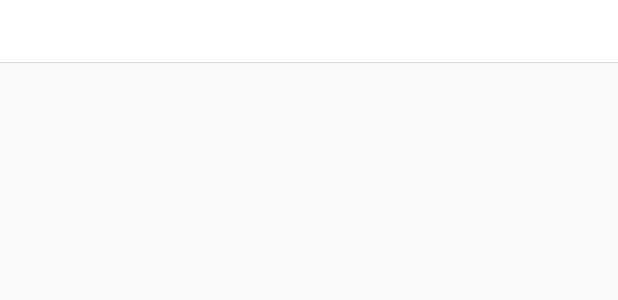
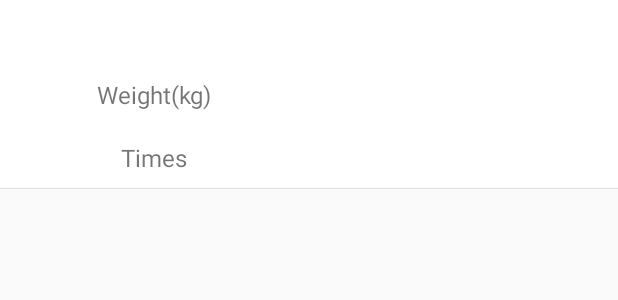
Before and after one commit to xiaotong1996/Musc, an Android app: the layout record_item.xml on its own in the app's theme, with its tools: preview values and no code run, on a phone screen of 412 x 824 dp. Shown: the top 300 px of the screen. Run offline under Robolectric (Android 15) with nearby library versions, the phone set to English and light mode, and no system bars.

```diff
--- a/app/src/main/assets/litepal.xml
+++ b/app/src/main/assets/litepal.xml
@@ -19,7 +19,7 @@
 			For example:
     	<version value="1" />
     -->
-    <version value="2" />
+    <version value="4" />
 
     <!--
     	Define your models in the list with mapping tag, LitePal will
--- a/app/src/main/res/layout/record_item.xml
+++ b/app/src/main/res/layout/record_item.xml
@@ -2,30 +2,89 @@
 <LinearLayout xmlns:android="http://schemas.android.com/apk/res/android"
     android:layout_width="match_parent"
     android:layout_height="wrap_content"
-    android:background="@drawable/underline">
+    android:background="@drawable/underline"
+    android:orientation="vertical">
+
+    <LinearLayout
+        android:id="@+id/record_line0"
+        android:layout_width="match_parent"
+        android:layout_height="match_parent">
 
         <TextView
             android:id="@+id/record_date"
             android:layout_width="0dp"
+            android:layout_height="wrap_content"
+            android:layout_margin="10dp"
             android:layout_weight="3"
-        android:layout_height="wrap_content"
-        android:textSize="16sp"
-        android:layout_margin="10dp"/>
+            android:textSize="16sp" />
 
         <TextView
             android:id="@+id/record_group"
             android:layout_width="0dp"
+            android:layout_height="wrap_content"
+            android:layout_margin="10dp"
             android:layout_weight="2"
-        android:layout_height="wrap_content"
-        android:textSize="16sp"
-        android:layout_margin="10dp"/>
+            android:textSize="16sp" />
 
         <TextView
             android:id="@+id/record_action"
             android:layout_width="0dp"
+            android:layout_height="wrap_content"
+            android:layout_margin="10dp"
             android:layout_weight="5"
+            android:textSize="16sp" />
+    </LinearLayout>
+
+    <LinearLayout
+        android:id="@+id/record_line1"
+        android:layout_width="match_parent"
+        android:layout_height="match_parent"
+        android:orientation="horizontal">
+
+        <TextView
+            android:id="@+id/record_weight_text"
+            android:layout_width="0dp"
             android:layout_height="wrap_content"
-        android:textSize="16sp"
-        android:layout_margin="10dp"/>
+            android:layout_margin="10dp"
+            android:layout_weight="1"
+            android:text="@string/record_weight"
+            android:textAlignment="center"
+            android:textSize="16sp" />
+
+        <TextView
+            android:id="@+id/record_weight"
+            android:layout_width="0dp"
+            android:layout_height="wrap_content"
+            android:layout_margin="10dp"
+            android:layout_weight="1"
+            android:textAlignment="center"
+            android:textSize="16sp" />
+    </LinearLayout>
+
+    <LinearLayout
+        android:id="@+id/record_line2"
+        android:layout_width="match_parent"
+        android:layout_height="match_parent"
+        android:orientation="horizontal">
+
+        <TextView
+            android:id="@+id/record_times_text"
+            android:layout_width="0dp"
+            android:layout_height="wrap_content"
+            android:layout_margin="10dp"
+            android:layout_weight="1"
+            android:text="@string/record_times"
+            android:textAlignment="center"
+            android:textSize="16sp" />
+
+        <TextView
+            android:id="@+id/record_times"
+            android:layout_width="0dp"
+            android:layout_height="wrap_content"
+            android:layout_margin="10dp"
+            android:layout_weight="1"
+            android:textAlignment="center"
+            android:textSize="16sp" />
+    </LinearLayout>
 
 </LinearLayout>
```
Also changed, not shown: app/src/main/java/com/example/chenx/musc/tool/RecordAdapter.java (+47 -2 lines). Lines whose indentation alone changed are shown as unchanged.
